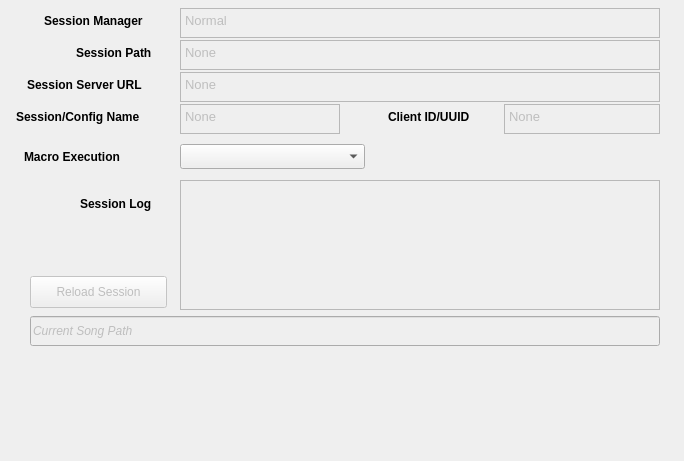
Before: the Qt Designer form seq_qt5/forms/qsessionframe.ui in ahlstromcj/seq66, drawn with Qt 5.
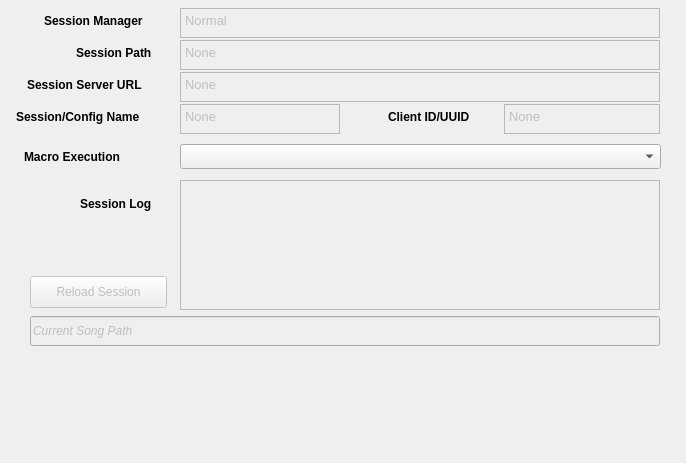
After: the same form once the commit is applied.

What changed in the file:
```diff
--- a/seq_qt5/forms/qsessionframe.ui
+++ b/seq_qt5/forms/qsessionframe.ui
@@ -6,8 +6,8 @@
    <rect>
     <x>0</x>
     <y>0</y>
-    <width>684</width>
-    <height>461</height>
+    <width>686</width>
+    <height>463</height>
    </rect>
   </property>
   <property name="windowTitle">
@@ -454,7 +454,7 @@
     <rect>
      <x>180</x>
      <y>144</y>
-     <width>185</width>
+     <width>481</width>
      <height>25</height>
     </rect>
    </property>
```
